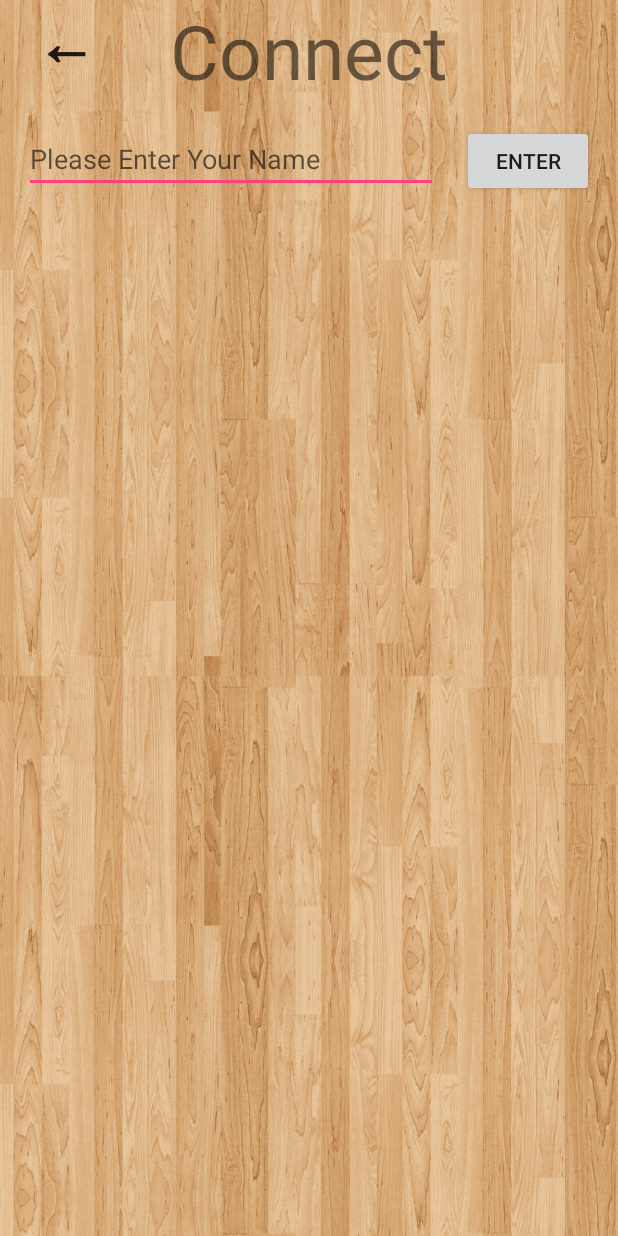
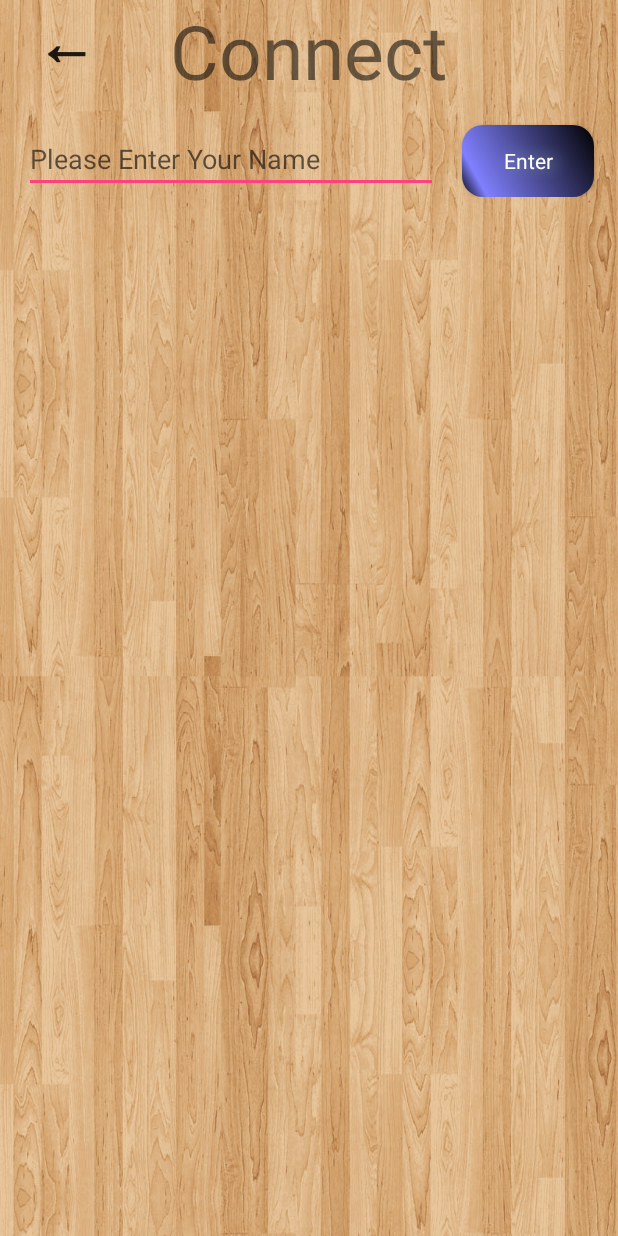
Before and after one commit to slickvic323/Chess, an Android app: the ConnectActivity screen opened directly, with no data from a screen before it, on a phone screen of 412 x 824 dp. Run offline under Robolectric (Android 15) with nearby library versions, the phone set to English and light mode, and no system bars.

Commit message:
Changed the button styles in Connect Activity. Added a progress bar while attempting to connect with opponent. When attempting to connect, the attempt repeats every 3 seconds

```diff
--- a/app/src/main/java/com/example/victordasilva/chess/ConnectActivity.java
+++ b/app/src/main/java/com/example/victordasilva/chess/ConnectActivity.java
@@ -17,10 +17,12 @@ import android.support.v7.app.AppCompatActivity;
 import android.net.wifi.p2p.WifiP2pManager.Channel;
 import android.util.Log;
 import android.view.View;
+import android.view.inputmethod.InputMethodManager;
 import android.widget.ArrayAdapter;
 import android.widget.Button;
 import android.widget.EditText;
 import android.widget.ImageView;
+import android.widget.ProgressBar;
 import android.widget.TableLayout;
 import android.widget.TextView;
 import android.widget.Toast;
@@ -51,7 +53,8 @@ public class ConnectActivity extends AppCompatActivity {
     WifiP2pManager mManager;
     BroadcastReceiver mReceiver;
 
-    Button searchButton, playButton, enterNameButton;
+    ProgressBar progressBar;
+    Button searchButton, playButton, enterNameButton, backButton;
     EditText nameTextBox;
     TableLayout userInfoLayout;
     ImageView userImage, opponentImage;
@@ -72,6 +75,10 @@ public class ConnectActivity extends AppCompatActivity {
     PlayerInfo opponentInfo;
 
     Intent startGameIntent;
+
+    private Handler timerHandler;
+    private int delay;
+    private boolean searching;
 
     private boolean gameServerReady = false;
 
@@ -132,6 +139,31 @@ public class ConnectActivity extends AppCompatActivity {
         mIntentFilter.addAction(WifiP2pManager.WIFI_P2P_CONNECTION_CHANGED_ACTION);
         mIntentFilter.addAction(WifiP2pManager.WIFI_P2P_THIS_DEVICE_CHANGED_ACTION);
 
+        searching = false;
+        timerHandler = new Handler();
+        delay = 3000; // milliseconds
+
+        handler.postDelayed(new Runnable(){
+            public void run(){
+                //do something
+                if(searching) {
+                    mManager.discoverPeers(mChannel, new WifiP2pManager.ActionListener() {
+                        @Override
+                        public void onSuccess() {
+                            Log.i("Discover Peers", "Reattempting to discover");
+                        }
+
+                        @Override
+                        public void onFailure(int i) {
+                            Log.i("Discover Peers", "Reattempting to discover failed: " + i);
+                        }
+                    });
+                    handler.postDelayed(this, delay);
+                }
+            }
+        }, delay);
+
+
         setupUIPieces();
         setListeners();
 
@@ -139,12 +171,17 @@ public class ConnectActivity extends AppCompatActivity {
     }
 
     private void setupUIPieces() {
+        progressBar = (ProgressBar) findViewById(R.id.progressBar);
+        progressBar.setVisibility(View.GONE);
+
         searchButton = (Button) findViewById(R.id.search_button);
         searchButton.setVisibility(View.GONE);
 
         playButton = (Button) findViewById(R.id.play_button);
         playButton.setVisibility(View.GONE);
         enterNameButton = (Button) findViewById(R.id.set_name_button);
+
+        backButton = (Button) findViewById(R.id.back_button);
 
         userImage = (ImageView) findViewById(R.id.user_image);
         opponentImage = (ImageView) findViewById(R.id.opponent_image);
@@ -167,6 +204,13 @@ public class ConnectActivity extends AppCompatActivity {
                     userNameText.setText(tempName);
                     userInfoLayout.setVisibility(View.VISIBLE);
                     searchButton.setVisibility(View.VISIBLE);
+
+                    // Hide the Keyboard
+                    InputMethodManager inputManager = (InputMethodManager)
+                            getSystemService(Context.INPUT_METHOD_SERVICE);
+
+                    inputManager.hideSoftInputFromWindow(getCurrentFocus().getWindowToken(),
+                            InputMethodManager.HIDE_NOT_ALWAYS);
                 }
             }
         });
@@ -212,8 +256,18 @@ public class ConnectActivity extends AppCompatActivity {
                     startGameIntent.putExtra("opponentColor", opponentInfo.getColor());
                     startActivity(startGameIntent);
                 } else {
-                    Toast.makeText(getApplicationContext(), "Wait for other player to be ready", Toast.LENGTH_SHORT).show();
+                    Toast.makeText(getApplicationContext(),
+                            "Wait for other player to be ready", Toast.LENGTH_SHORT).show();
                 }
+            }
+        });
+
+        backButton.setOnClickListener(new View.OnClickListener() {
+            @Override
+            public void onClick(View view) {
+                Intent startTitleActivity = new Intent(ConnectActivity.this, TitleActivity.class);
+                startActivity(startTitleActivity);
+                finish();
             }
         });
     }
@@ -228,6 +282,7 @@ public class ConnectActivity extends AppCompatActivity {
     @Override
     public void onPause() {
         super.onPause();
+        searching = false;
 
         if(startGameIntent == null) {
             unregisterReceiver(mReceiver);
@@ -262,11 +317,12 @@ public class ConnectActivity extends AppCompatActivity {
         searchButton.setOnClickListener(new View.OnClickListener() {
             @Override
             public void onClick(View view) {
+                searching = true;
                 mManager.discoverPeers(mChannel, new WifiP2pManager.ActionListener() {
                     @Override
                     public void onSuccess() {
                         Log.i("Discover Peers", "Discovery Started");
-                        Toast.makeText(getApplicationContext(), "Discovery Started", Toast.LENGTH_SHORT).show();
+                        Toast.makeText(getApplicationContext(), "Searching for Opponent", Toast.LENGTH_SHORT).show();
                     }
 
                     @Override
@@ -275,6 +331,11 @@ public class ConnectActivity extends AppCompatActivity {
                         Toast.makeText(getApplicationContext(), "Discovery Failed to Start: " + i, Toast.LENGTH_SHORT).show();
                     }
                 });
+
+                // Show the progress bar
+                if(progressBar.getVisibility()!=View.VISIBLE) {
+                    progressBar.setVisibility(View.VISIBLE);
+                }
             }
 
         });
@@ -283,7 +344,6 @@ public class ConnectActivity extends AppCompatActivity {
     Handler handler = new Handler(new Handler.Callback() {
         @Override
         public boolean handleMessage(Message msg) {
-            //TODO
             switch (msg.what) {
                 case MESSAGE_READ:
                     byte[] readBuff = (byte[]) msg.obj;
@@ -295,6 +355,7 @@ public class ConnectActivity extends AppCompatActivity {
                         long messageType = (long) jsonObject.get("message_type");
                         Log.i("Message type", String.valueOf(messageType));
                         if(messageType == 1) {
+                            searching = false;
                             // Setting opponent's name
                             String opponentName = (String) jsonObject.get("name");
                             opponentNameText.setText(opponentName);
@@ -311,6 +372,9 @@ public class ConnectActivity extends AppCompatActivity {
                                 opponentInfo = new PlayerInfo(opponentName, "Light");
                             }
                             playButton.setVisibility(View.VISIBLE);
+                            searchButton.setVisibility(View.INVISIBLE);
+                            // Set the progress Bar Visibility to Gone
+                            progressBar.setVisibility(View.GONE);
                         } else if(messageType == 3) {
                             gameServerReady = (boolean) jsonObject.get("server_ready");
                         }
--- /dev/null
+++ b/app/src/main/res/drawable/buttonshape.xml
@@ -0,0 +1,13 @@
+<?xml version="1.0" encoding="utf-8"?>
+<shape xmlns:android="http://schemas.android.com/apk/res/android"
+    android:shape="rectangle">
+    <corners android:radius="14dp"></corners>
+
+    <gradient
+        android:angle="45"
+        android:centerColor="#8080FF"
+        android:centerX="15%"
+        android:endColor="#000000"
+        android:startColor="#000000"
+        android:type="linear"/>
+</shape>
--- a/app/src/main/res/layout/activity_connect.xml
+++ b/app/src/main/res/layout/activity_connect.xml
@@ -45,7 +45,8 @@
             android:layout_marginTop="16dp"
             android:ems="10"
             android:hint="Please Enter Your Name"
-            android:inputType="textPersonName"
+            android:maxLength="10"
+            android:inputType="textPersonName|textCapWords"
             app:layout_constraintEnd_toStartOf="@+id/set_name_button"
             app:layout_constraintHorizontal_bias="0.5"
             app:layout_constraintStart_toStartOf="parent"
@@ -58,6 +59,7 @@
             android:layout_marginEnd="16dp"
             android:layout_marginStart="16dp"
             android:text="Enter"
+            style="@style/ButtonStyle"
             app:layout_constraintBaseline_toBaselineOf="@+id/name_text_box"
             app:layout_constraintEnd_toEndOf="parent"
             app:layout_constraintHorizontal_bias="0.5"
@@ -70,56 +72,63 @@
         android:layout_height="wrap_content"
         android:layout_marginBottom="40dp"
         android:layout_marginTop="30dp">
+
         <TableRow>
+
             <TextView
                 android:id="@+id/username_text"
                 android:layout_width="0dp"
                 android:layout_height="wrap_content"
+                android:layout_column="1"
+                android:layout_marginBottom="25dp"
                 android:layout_weight="1"
-                android:layout_column="1"
+                android:background="@drawable/border_style"
                 android:text="My UserName"
-                android:background="@drawable/border_style"
-                android:textAlignment="center"
-                android:layout_marginBottom="25dp"/>
+                android:textAlignment="center" />
+
             <TextView
                 android:id="@+id/opponent_username_text"
                 android:layout_width="0dp"
                 android:layout_height="wrap_content"
+                android:layout_column="2"
+                android:layout_marginBottom="25dp"
                 android:layout_weight="1"
-                android:layout_column="2"
+                android:background="@drawable/border_style"
                 android:text="Opponent's Name"
-                android:background="@drawable/border_style"
-                android:textAlignment="center"
-                android:layout_marginBottom="25dp"/>
+                android:textAlignment="center" />
         </TableRow>
 
         <TableRow>
+
             <ImageView
                 android:id="@+id/user_image"
                 android:layout_width="0dp"
                 android:layout_height="60dp"
+                android:layout_column="1"
                 android:layout_weight="1"
-                android:layout_column="1"
                 app:srcCompat="@drawable/question_mark" />
+
             <ImageView
                 android:id="@+id/opponent_image"
                 android:layout_width="0dp"
                 android:layout_height="60dp"
+                android:layout_column="2"
                 android:layout_weight="1"
-                android:layout_column="2"
                 app:srcCompat="@drawable/question_mark" />
         </TableRow>
 
         <TableRow>
+
             <Button
                 android:id="@+id/play_button"
+                style="@style/ButtonStyle"
                 android:layout_width="match_parent"
                 android:layout_height="wrap_content"
                 android:layout_column="1"
+                android:layout_marginLeft="30dp"
+                android:layout_marginRight="30dp"
+                android:layout_marginTop="10dp"
                 android:layout_weight="1"
-                android:layout_marginTop="10dp"
-                android:layout_marginRight="30dp"
-                android:layout_marginLeft="30dp"
                 android:text="Play" />
         </TableRow>
     </TableLayout>
@@ -128,5 +137,20 @@
         android:id="@+id/search_button"
         android:layout_width="match_parent"
         android:layout_height="wrap_content"
-        android:text="Search for Opponent" />
+        android:text="Search for Opponent"
+        style="@style/ButtonStyle" />
+
+    <ProgressBar
+        android:id="@+id/progressBar"
+        style="?android:attr/progressBarStyle"
+        android:layout_gravity="center"
+        android:layout_width="wrap_content"
+        android:layout_height="wrap_content"
+        android:layout_marginEnd="8dp"
+        android:layout_marginStart="8dp"
+        android:layout_marginTop="8dp"
+        android:progress="25"
+        app:layout_constraintEnd_toEndOf="parent"
+        app:layout_constraintStart_toStartOf="parent"
+        app:layout_constraintTop_toTopOf="parent" />
 </LinearLayout>
--- a/app/src/main/res/values/styles.xml
+++ b/app/src/main/res/values/styles.xml
@@ -19,4 +19,13 @@
 
     <style name="AppTheme.PopupOverlay" parent="ThemeOverlay.AppCompat.Light" />
 
+    <style name="ButtonStyle" parent="@android:style/Widget.Button">
+        <item name="android:textColor">#FFFFFF</item>
+        <item name="android:background">@drawable/buttonshape</item>
+        <item name="android:shadowColor">#88A3A8</item>
+        <item name="android:shadowDx">5</item>
+        <item name="android:shadowDy">0</item>
+        <item name="android:shadowRadius">13</item>
+    </style>
+
 </resources>
```
